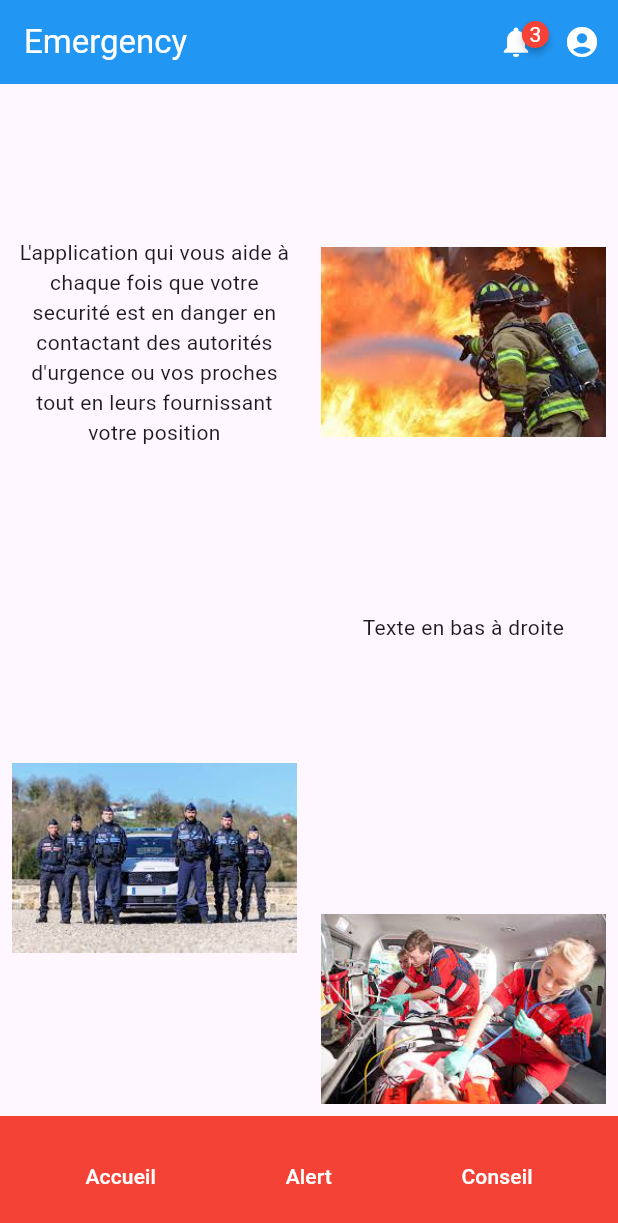
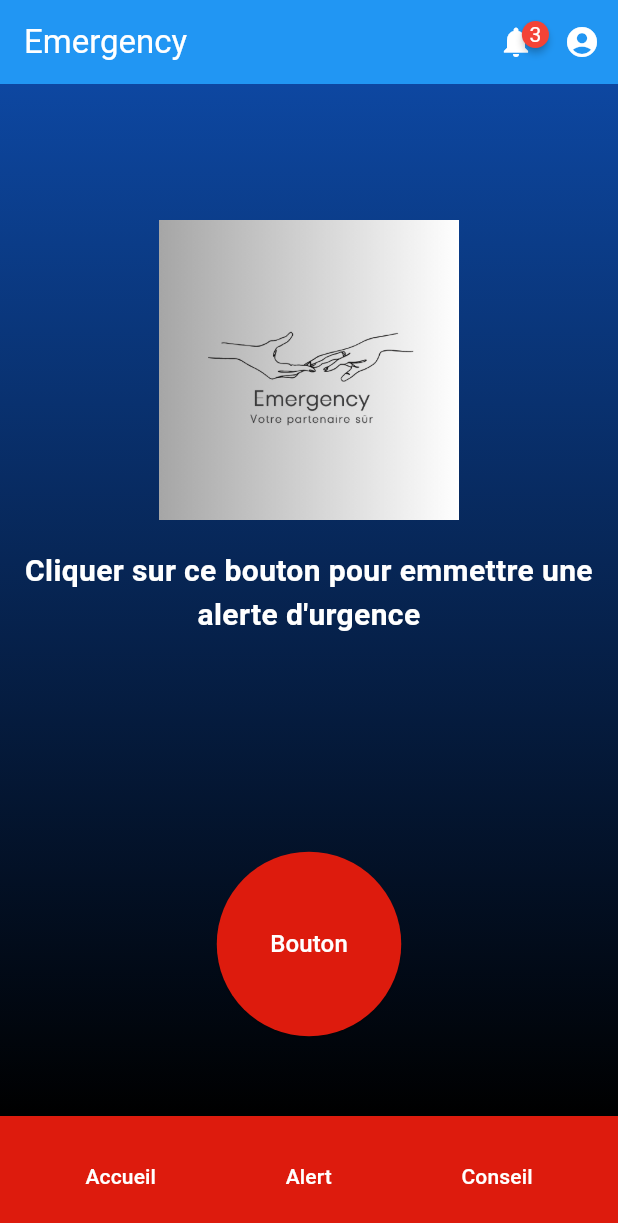
Before and after one commit to amydiallo295/projet_soutenance, a Flutter app: the screen it shows after launch, on a phone screen of 412 x 824 dp. Shown: the top 1223 px of the screen. Run offline on Flutter 3.47's test engine with Material 3 defaults, Android fonts, the phone set to English and light mode, and no system bars; drawn by our look-alikes of badges.

Commit message:
page d'alerte effectuée

```diff
--- a/lib/main.dart
+++ b/lib/main.dart
@@ -1,3 +1,4 @@
+import 'package:emergency/ui/sreens/alertPage.dart';
 import 'package:emergency/ui/sreens/homePage.dart';
 import 'package:flutter/material.dart';
 
@@ -17,7 +18,7 @@
           colorScheme: ColorScheme.fromSeed(seedColor: Colors.deepPurple),
           useMaterial3: true,
         ),
-        home: HomePage()
+        home: AlertPage()
 
         // const MyHomePage(title: 'Emergency'),
         );
--- /dev/null
+++ b/lib/ui/sreens/alertPage.dart
@@ -0,0 +1,156 @@
+import 'package:flutter/material.dart';
+import 'package:badges/badges.dart' as badges;
+
+class AlertPage extends StatelessWidget {
+  @override
+  Widget build(BuildContext context) {
+    return MaterialApp(
+      home: Scaffold(
+        appBar: AppBar(
+          backgroundColor: Colors.blue,
+          title: Text(
+            'Emergency',
+            style: TextStyle(color: Colors.white),
+          ),
+          actions: [
+            Padding(
+              padding: const EdgeInsets.all(8.0),
+              child: badges.Badge(
+                badgeContent: Text(
+                  '3',
+                  style: TextStyle(color: Colors.white),
+                ),
+                child: Icon(
+                  Icons.notifications,
+                  color: Colors.white,
+                ),
+              ),
+            ),
+/** */
+            IconButton(
+              icon: Icon(Icons.account_circle, color: Colors.white),
+              onPressed: () {
+                // Action lorsque l'icône de profile est cliquée
+              },
+            ),
+          ],
+        ),
+        body: Container(
+          decoration: BoxDecoration(
+            gradient: LinearGradient(
+              begin: Alignment.topCenter,
+              end: Alignment.bottomCenter,
+              colors: [Colors.blue.shade900, Colors.black],
+            ),
+          ),
+          child: Column(
+            children: [
+              Expanded(
+                child: Column(
+                  mainAxisAlignment: MainAxisAlignment.center,
+                  children: [
+                    Expanded(
+                      flex: 2,
+                      child: Center(
+                        child: Column(
+                          mainAxisAlignment: MainAxisAlignment.center,
+                          crossAxisAlignment: CrossAxisAlignment.center,
+                          children: [
+                            Image.asset(
+                              'assets/images/logoApp.png', // Ajoutez le chemin de votre image ici
+                              width:
+                                  200, // Ajustez la largeur selon votre besoin
+                            ),
+                            SizedBox(
+                                height:
+                                    20), // Espace vertical entre l'image et le texte
+                            Text(
+                              "Cliquer sur ce bouton pour emmettre une alerte d'urgence",
+                              style: TextStyle(
+                                  fontSize: 20,
+                                  fontWeight: FontWeight.bold,
+                                  color: Colors.white),
+                              textAlign: TextAlign.center,
+                            ),
+                          ],
+                        ),
+                      ),
+                    ),
+                    Expanded(
+                      flex: 1,
+                      child: Center(
+                        child: Padding(
+                          padding: const EdgeInsets.all(
+                              10.0), // Augmenter la taille du padding
+                          child: Align(
+                            alignment: Alignment.center,
+                            child: ElevatedButton(
+                              onPressed: () {
+                                // Action pour le bouton
+                              },
+                              style: ElevatedButton.styleFrom(
+                                  backgroundColor: Color.fromARGB(
+                                      255, 221, 27, 13), // Couleur du bouton
+                                  shape: CircleBorder(),
+                                  padding: EdgeInsets.all(50)
+
+                                  // Forme du bouton en cercle
+                                  ),
+                              child: Text(
+                                'Bouton',
+                                style: TextStyle(
+                                  color: Colors
+                                      .white, // Couleur du texte du bouton
+                                  fontSize: 16,
+                                ),
+                              ),
+                            ),
+                          ),
+                        ),
+                      ),
+                    ),
+                  ],
+                ),
+              ),
+            ],
+          ),
+        ),
+        bottomNavigationBar: BottomAppBar(
+          color: Color.fromARGB(255, 221, 27, 13), // Couleur du fond
+          child: Row(
+            mainAxisAlignment: MainAxisAlignment.spaceAround,
+            children: [
+              TextButton(
+                onPressed: () {
+                  // Action pour l'accueil
+                },
+                child: Text(
+                  'Accueil',
+                  style: TextStyle(color: Colors.white),
+                ),
+              ),
+              TextButton(
+                onPressed: () {
+                  // Action pour les alertes
+                },
+                child: Text(
+                  'Alert',
+                  style: TextStyle(color: Colors.white),
+                ),
+              ),
+              TextButton(
+                onPressed: () {
+                  // Action pour les conseils
+                },
+                child: Text(
+                  'Conseil',
+                  style: TextStyle(color: Colors.white),
+                ),
+              ),
+            ],
+          ),
+        ),
+      ),
+    );
+  }
+}
```
